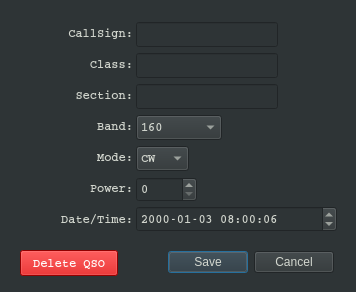
Above: dialog.ui from mbridak/WinterFieldDayLogger before the change. Below: the same form after it.
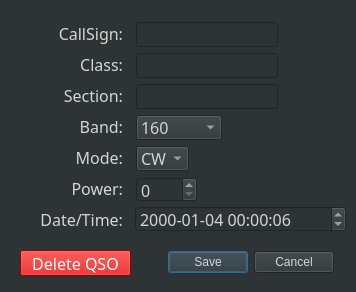
That is the form after the change.

Commit message: Added a font and cleanedup interfaces.

What changed in the file:
```diff
--- a/dialog.ui
+++ b/dialog.ui
@@ -10,6 +10,12 @@
     <height>292</height>
    </rect>
   </property>
+  <property name="font">
+   <font>
+    <family>JetBrains Mono</family>
+    <pointsize>12</pointsize>
+   </font>
+  </property>
   <property name="windowTitle">
    <string>Edit QSO</string>
   </property>
@@ -106,27 +112,28 @@
   <widget class="QDateTimeEdit" name="editDateTime">
    <property name="geometry">
     <rect>
-     <x>136</x>
+     <x>135</x>
      <y>206</y>
-     <width>201</width>
+     <width>211</width>
      <height>26</height>
     </rect>
    </property>
    <property name="font">
     <font>
-     <family>Courier</family>
-     <weight>75</weight>
-     <bold>true</bold>
+     <family>JetBrains Mono</family>
+     <pointsize>12</pointsize>
+     <weight>50</weight>
+     <bold>false</bold>
     </font>
    </property>
    <property name="dateTime">
     <datetime>
-     <hour>8</hour>
+     <hour>0</hour>
      <minute>0</minute>
      <second>6</second>
      <year>2000</year>
      <month>1</month>
-     <day>3</day>
+     <day>4</day>
     </datetime>
    </property>
    <property name="currentSection">
@@ -150,9 +157,10 @@
    </property>
    <property name="font">
     <font>
-     <family>Courier</family>
-     <weight>75</weight>
-     <bold>true</bold>
+     <family>JetBrains Mono</family>
+     <pointsize>12</pointsize>
+     <weight>50</weight>
+     <bold>false</bold>
     </font>
    </property>
    <property name="buttonSymbols">
@@ -173,9 +181,10 @@
    </property>
    <property name="font">
     <font>
-     <family>Courier</family>
-     <weight>75</weight>
-     <bold>true</bold>
+     <family>JetBrains Mono</family>
+     <pointsize>12</pointsize>
+     <weight>50</weight>
+     <bold>false</bold>
     </font>
    </property>
    <item>
@@ -199,15 +208,16 @@
     <rect>
      <x>20</x>
      <y>250</y>
-     <width>98</width>
+     <width>111</width>
      <height>26</height>
     </rect>
    </property>
    <property name="font">
     <font>
-     <family>Courier</family>
-     <weight>75</weight>
-     <bold>true</bold>
+     <family>JetBrains Mono</family>
+     <pointsize>12</pointsize>
+     <weight>50</weight>
+     <bold>false</bold>
     </font>
    </property>
    <property name="styleSheet">
@@ -229,9 +239,10 @@
    </property>
    <property name="font">
     <font>
-     <family>Courier</family>
-     <weight>75</weight>
-     <bold>true</bold>
+     <family>JetBrains Mono</family>
+     <pointsize>12</pointsize>
+     <weight>50</weight>
+     <bold>false</bold>
     </font>
    </property>
    <item>
@@ -283,15 +294,16 @@
   <widget class="QWidget" name="layoutWidget">
    <property name="geometry">
     <rect>
-     <x>41</x>
+     <x>25</x>
      <y>21</y>
-     <width>92</width>
+     <width>98</width>
      <height>211</height>
     </rect>
    </property>
    <property name="font">
     <font>
      <family>Courier</family>
+     <pointsize>11</pointsize>
      <weight>75</weight>
      <bold>true</bold>
     </font>
@@ -301,9 +313,10 @@
      <widget class="QLabel" name="label">
       <property name="font">
        <font>
-        <family>Courier</family>
-        <weight>75</weight>
-        <bold>true</bold>
+        <family>JetBrains Mono</family>
+        <pointsize>12</pointsize>
+        <weight>50</weight>
+        <bold>false</bold>
        </font>
       </property>
       <property name="text">
@@ -318,9 +331,10 @@
      <widget class="QLabel" name="label_2">
       <property name="font">
        <font>
-        <family>Courier</family>
-        <weight>75</weight>
-        <bold>true</bold>
+        <family>JetBrains Mono</family>
+        <pointsize>12</pointsize>
+        <weight>50</weight>
+        <bold>false</bold>
        </font>
       </property>
       <property name="text">
@@ -335,9 +349,10 @@
      <widget class="QLabel" name="label_3">
       <property name="font">
        <font>
-        <family>Courier</family>
-        <weight>75</weight>
-        <bold>true</bold>
+        <family>JetBrains Mono</family>
+        <pointsize>12</pointsize>
+        <weight>50</weight>
+        <bold>false</bold>
        </font>
       </property>
       <property name="text">
@@ -352,9 +367,10 @@
      <widget class="QLabel" name="label_4">
       <property name="font">
        <font>
-        <family>Courier</family>
-        <weight>75</weight>
-        <bold>true</bold>
+        <family>JetBrains Mono</family>
+        <pointsize>12</pointsize>
+        <weight>50</weight>
+        <bold>false</bold>
        </font>
       </property>
       <property name="text">
@@ -369,9 +385,10 @@
      <widget class="QLabel" name="label_5">
       <property name="font">
        <font>
-        <family>Courier</family>
-        <weight>75</weight>
-        <bold>true</bold>
+        <family>JetBrains Mono</family>
+        <pointsize>12</pointsize>
+        <weight>50</weight>
+        <bold>false</bold>
        </font>
       </property>
       <property name="text">
@@ -386,9 +403,10 @@
      <widget class="QLabel" name="label_7">
       <property name="font">
        <font>
-        <family>Courier</family>
-        <weight>75</weight>
-        <bold>true</bold>
+        <family>JetBrains Mono</family>
+        <pointsize>12</pointsize>
+        <weight>50</weight>
+        <bold>false</bold>
        </font>
       </property>
       <property name="text">
@@ -403,9 +421,10 @@
      <widget class="QLabel" name="label_6">
       <property name="font">
        <font>
-        <family>Courier</family>
-        <weight>75</weight>
-        <bold>true</bold>
+        <family>JetBrains Mono</family>
+        <pointsize>12</pointsize>
+        <weight>50</weight>
+        <bold>false</bold>
        </font>
       </property>
       <property name="text">
```
Left out of the diff: 24 changed lines with no effect on the pictures. The commit also changes 7 other files.
